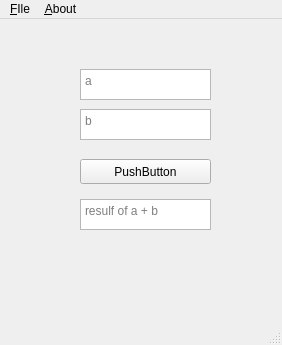
Qt form app/ui/main_window.ui (HansBug/dgdvapp) before a commit.
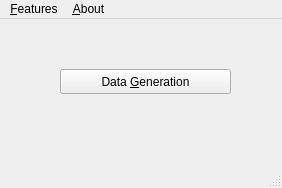
The same form after that commit.

Commit message: dev(hansbug): add new window

The edit to the form file:
```diff
--- a/app/ui/main_window.ui
+++ b/app/ui/main_window.ui
@@ -7,63 +7,24 @@
     <x>0</x>
     <y>0</y>
     <width>282</width>
-    <height>345</height>
+    <height>188</height>
    </rect>
   </property>
   <property name="windowTitle">
    <string>PyQt5-Demo</string>
   </property>
   <widget class="QWidget" name="centralwidget">
-   <widget class="QPlainTextEdit" name="text_first">
+   <widget class="QPushButton" name="button_datagene">
     <property name="geometry">
      <rect>
-      <x>80</x>
+      <x>60</x>
       <y>50</y>
-      <width>131</width>
-      <height>31</height>
-     </rect>
-    </property>
-    <property name="placeholderText">
-     <string>a</string>
-    </property>
-   </widget>
-   <widget class="QPlainTextEdit" name="text_result">
-    <property name="geometry">
-     <rect>
-      <x>80</x>
-      <y>180</y>
-      <width>131</width>
-      <height>31</height>
-     </rect>
-    </property>
-    <property name="placeholderText">
-     <string>resulf of a + b</string>
-    </property>
-   </widget>
-   <widget class="QPushButton" name="button_plus">
-    <property name="geometry">
-     <rect>
-      <x>80</x>
-      <y>140</y>
-      <width>131</width>
+      <width>171</width>
       <height>25</height>
      </rect>
     </property>
     <property name="text">
-     <string>PushButton</string>
-    </property>
-   </widget>
-   <widget class="QPlainTextEdit" name="text_second">
-    <property name="geometry">
-     <rect>
-      <x>80</x>
-      <y>90</y>
-      <width>131</width>
-      <height>31</height>
-     </rect>
-    </property>
-    <property name="placeholderText">
-     <string>b</string>
+     <string>Data &amp;Generation</string>
     </property>
    </widget>
   </widget>
@@ -76,9 +37,9 @@
      <height>28</height>
     </rect>
    </property>
-   <widget class="QMenu" name="menu_file">
+   <widget class="QMenu" name="menu_feature">
     <property name="title">
-     <string>&amp;FIle</string>
+     <string>&amp;Features</string>
     </property>
    </widget>
    <widget class="QMenu" name="menu_About">
@@ -87,7 +48,7 @@
     </property>
     <addaction name="action_application"/>
    </widget>
-   <addaction name="menu_file"/>
+   <addaction name="menu_feature"/>
    <addaction name="menu_About"/>
   </widget>
   <widget class="QStatusBar" name="statusbar"/>
```
Left out of the diff: 18 changed lines with no effect on the pictures. The commit also changes 5 other files.
